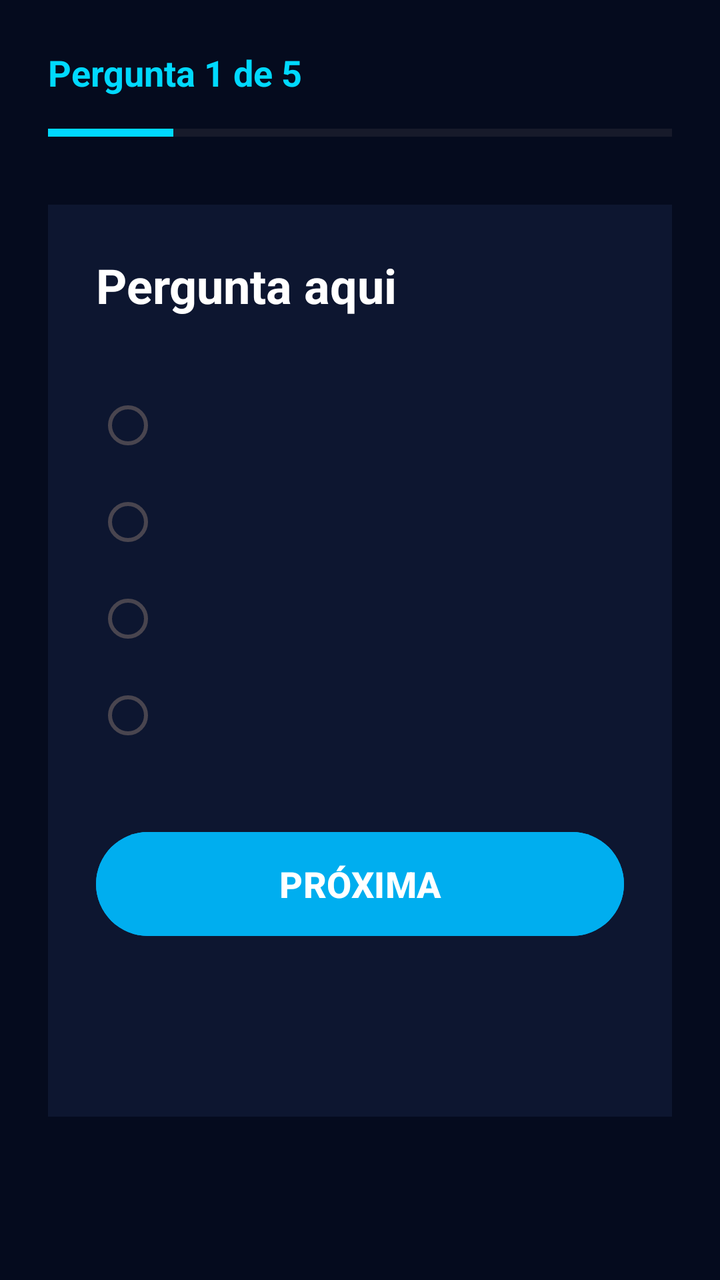
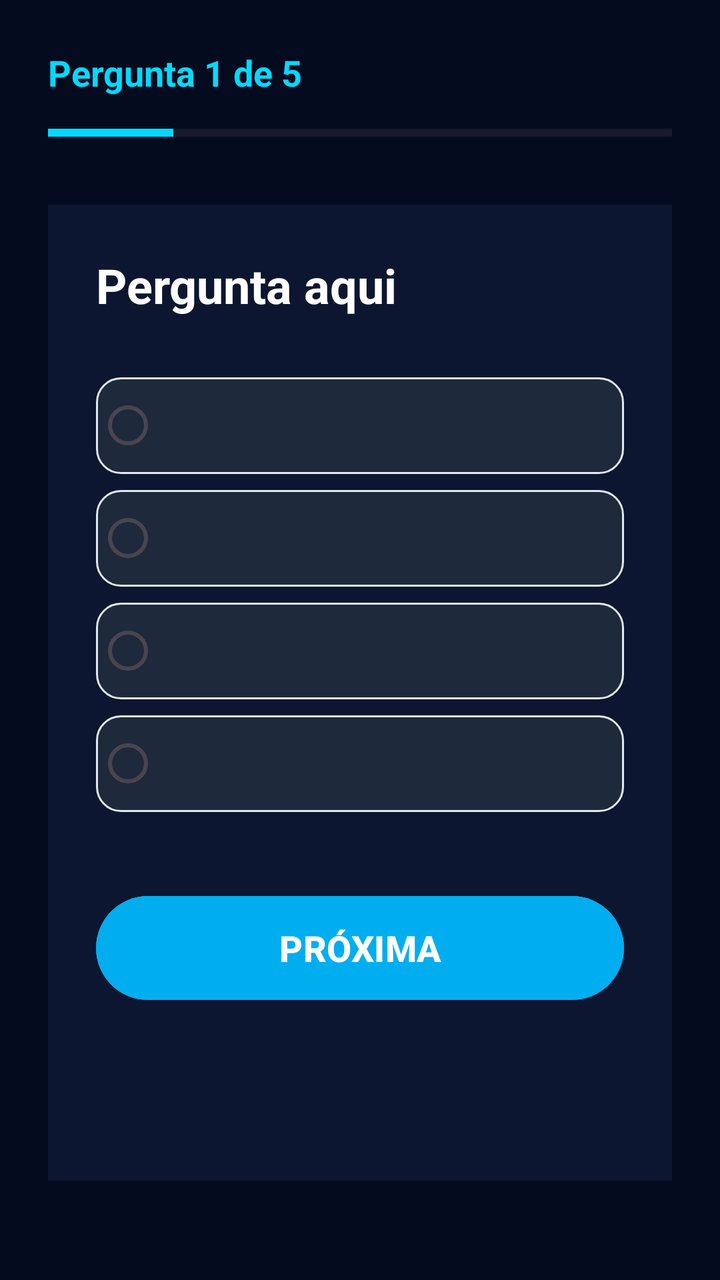

Screens rendered from an Android XML layout before and after an edit, with the pre-edit source and the edit as a unified diff.
<!-- AndroidManifest.xml: application theme Theme.GrowMapApp -->
<!-- res/layout/activity_game_quiz.xml -->
<?xml version="1.0" encoding="utf-8"?>
<ScrollView
    xmlns:android="http://schemas.android.com/apk/res/android"
    android:layout_width="match_parent"
    android:layout_height="match_parent"
    android:background="#050B1E">

    <LinearLayout
        android:layout_width="match_parent"
        android:layout_height="wrap_content"
        android:orientation="vertical"
        android:padding="24dp">

        <TextView
            android:id="@+id/txtProgress"
            android:layout_width="wrap_content"
            android:layout_height="wrap_content"
            android:text="Pergunta 1 de 5"
            android:textColor="#00D9FF"
            android:textSize="18sp"
            android:textStyle="bold"/>

        <ProgressBar
            android:id="@+id/progressBar"
            style="?android:attr/progressBarStyleHorizontal"
            android:layout_width="match_parent"
            android:layout_height="12dp"
            android:max="100"
            android:progress="20"
            android:layout_marginTop="12dp"
            android:progressTint="#00D9FF"/>

        <LinearLayout
            android:layout_width="match_parent"
            android:layout_height="wrap_content"
            android:orientation="vertical"
            android:padding="24dp"
            android:layout_marginTop="30dp"
            android:background="#0D1630">

            <TextView
                android:id="@+id/txtQuestion"
                android:layout_width="match_parent"
                android:layout_height="wrap_content"
                android:text="Pergunta aqui"
                android:textColor="#FFFFFF"
                android:textSize="24sp"
                android:textStyle="bold"
                android:layout_marginBottom="30dp"/>

            <RadioGroup
                android:id="@+id/radioGroup"
                android:layout_width="match_parent"
                android:layout_height="wrap_content">

                <RadioButton
                    android:id="@+id/option1"
                    android:layout_width="match_parent"
                    android:layout_height="wrap_content"
                    android:textColor="#FFFFFF"
                    android:textSize="18sp"
                    android:padding="12dp"/>

                <RadioButton
                    android:id="@+id/option2"
                    android:layout_width="match_parent"
                    android:layout_height="wrap_content"
                    android:textColor="#FFFFFF"
                    android:textSize="18sp"
                    android:padding="12dp"/>

                <RadioButton
                    android:id="@+id/option3"
                    android:layout_width="match_parent"
                    android:layout_height="wrap_content"
                    android:textColor="#FFFFFF"
                    android:textSize="18sp"
                    android:padding="12dp"/>

                <RadioButton
                    android:id="@+id/option4"
                    android:layout_width="match_parent"
                    android:layout_height="wrap_content"
                    android:textColor="#FFFFFF"
                    android:textSize="18sp"
                    android:padding="12dp"/>
            </RadioGroup>

            <Button
                android:id="@+id/btnNext"
                android:layout_width="match_parent"
                android:layout_height="60dp"
                android:text="PRÓXIMA"
                android:textStyle="bold"
                android:textColor="#FFFFFF"
                android:textSize="18sp"
                android:layout_marginTop="30dp"
                android:backgroundTint="#00AEEF"/>

            <TextView
                android:id="@+id/txtResult"
                android:layout_width="match_parent"
                android:layout_height="wrap_content"
                android:text=""
                android:textSize="24sp"
                android:textStyle="bold"
                android:textAlignment="center"
                android:layout_marginTop="30dp"/>
        </LinearLayout>
    </LinearLayout>
</ScrollView>
<!-- resources referenced by this layout -->
<resources>
  <style name="Theme.GrowMapApp" parent="Base.Theme.GrowMapApp" />
  <style name="Base.Theme.GrowMapApp" parent="Theme.Material3.DayNight.NoActionBar">
          
          
      </style>
</resources>

<!-- the commit's change to res/layout/activity_game_quiz.xml (unified diff, before → after) -->
@@ -59,7 +59,9 @@
                     android:layout_height="wrap_content"
                     android:textColor="#FFFFFF"
                     android:textSize="18sp"
-                    android:padding="12dp"/>
+                    android:padding="12dp"
+                    android:layout_marginBottom="8dp"
+                    android:background="@drawable/bg_card_darkblue"/>
 
                 <RadioButton
                     android:id="@+id/option2"
@@ -67,7 +69,9 @@
                     android:layout_height="wrap_content"
                     android:textColor="#FFFFFF"
                     android:textSize="18sp"
-                    android:padding="12dp"/>
+                    android:padding="12dp"
+                    android:layout_marginBottom="8dp"
+                    android:background="@drawable/bg_card_darkblue"/>
 
                 <RadioButton
                     android:id="@+id/option3"
@@ -75,7 +79,9 @@
                     android:layout_height="wrap_content"
                     android:textColor="#FFFFFF"
                     android:textSize="18sp"
-                    android:padding="12dp"/>
+                    android:padding="12dp"
+                    android:layout_marginBottom="8dp"
+                    android:background="@drawable/bg_card_darkblue"/>
 
                 <RadioButton
                     android:id="@+id/option4"
@@ -83,7 +89,9 @@
                     android:layout_height="wrap_content"
                     android:textColor="#FFFFFF"
                     android:textSize="18sp"
-                    android:padding="12dp"/>
+                    android:padding="12dp"
+                    android:layout_marginBottom="8dp"
+                    android:background="@drawable/bg_card_darkblue"/>
             </RadioGroup>
 
             <Button
@@ -97,6 +105,18 @@
                 android:layout_marginTop="30dp"
                 android:backgroundTint="#00AEEF"/>
 
+            <Button
+                android:id="@+id/btnExit"
+                android:layout_width="match_parent"
+                android:layout_height="60dp"
+                android:text="SAIR"
+                android:textStyle="bold"
+                android:textColor="#FFFFFF"
+                android:textSize="18sp"
+                android:layout_marginTop="12dp"
+                android:backgroundTint="#FF5252"
+                android:visibility="gone"/>
+
             <TextView
                 android:id="@+id/txtResult"
                 android:layout_width="match_parent"
<!-- resource entries referenced after the edit -->
@@ -1,6 +1,15 @@
 <!-- resources referenced by this layout -->
 <resources>
+  <!-- drawable bg_card_darkblue (drawable) -->
+  <?xml version="1.0" encoding="utf-8"?>
+  <shape xmlns:android="http://schemas.android.com/apk/res/android" android:shape="rectangle">
+      <solid android:color="@color/bg_card_darkblue"/>
+      <stroke android:width="1dp" android:color="@color/bg_card_border"/>
+      <corners android:radius="12dp"/>
+  </shape>
   <style name="Theme.GrowMapApp" parent="Base.Theme.GrowMapApp" />
+  <color name="bg_card_darkblue">#1E293B</color>
+  <color name="bg_card_border">#E2E8F0</color>
   <style name="Base.Theme.GrowMapApp" parent="Theme.Material3.DayNight.NoActionBar">
           
           
